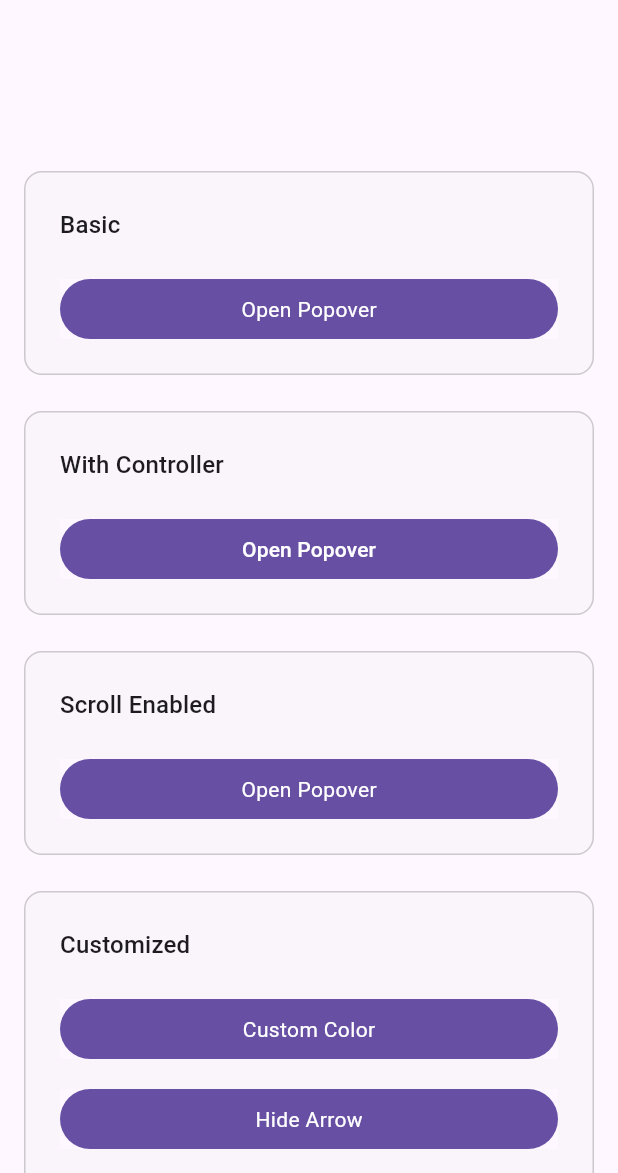
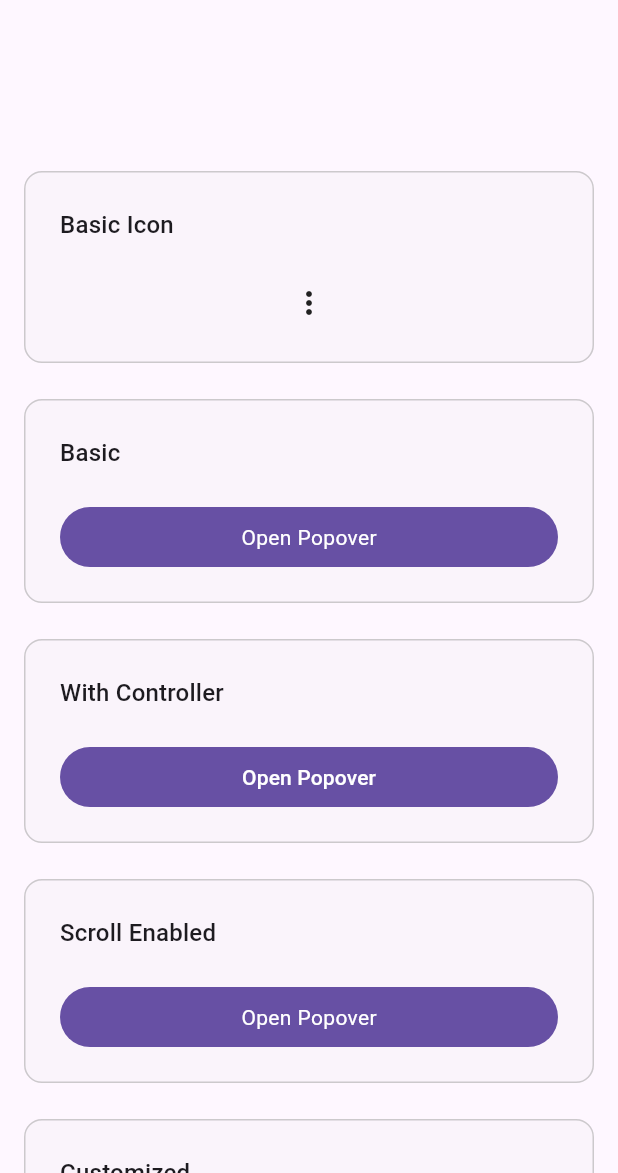
Before and after one commit to axnguyenit/easy-popover, a Flutter app: the screen it shows after launch, on a phone screen of 412 x 824 dp, the part 63-1236 px from its top. Run offline on Flutter 3.47's test engine with Material 3 defaults, Android fonts, the phone set to English and light mode, and no system bars.

```diff
--- a/example/lib/main.dart
+++ b/example/lib/main.dart
@@ -66,6 +66,11 @@ class _PopoverExampleScreenState extends State<PopoverExampleScreen> {
                         width: width < 900 ? width : width * 0.5 - spacing * 2,
                         child: const Column(
                           children: [
+                            BasicIconButtonPopover(),
+                            SizedBox(
+                              height: spacing,
+                              width: spacing,
+                            ),
                             BasicPopover(),
                             SizedBox(
                               height: spacing,
@@ -108,6 +113,69 @@ class _PopoverExampleScreenState extends State<PopoverExampleScreen> {
               ),
             ),
           ),
+        ),
+      ),
+    );
+  }
+}
+
+// ════════════════════════════════════════════
+// IconButton
+// ════════════════════════════════════════════
+
+class HoverColorWidget extends StatefulWidget {
+  final Widget child;
+
+  const HoverColorWidget({super.key, required this.child});
+
+  @override
+  State<HoverColorWidget> createState() => _HoverColorWidgetState();
+}
+
+class _HoverColorWidgetState extends State<HoverColorWidget> {
+  bool _isHovered = false;
+
+  @override
+  Widget build(BuildContext context) {
+    return MouseRegion(
+      onEnter: (_) => _onHover(true),
+      onExit: (_) => _onHover(false),
+      cursor: SystemMouseCursors.click,
+      child: ClipRRect(
+        borderRadius: BorderRadius.circular(100),
+        child: SizedBox(
+          width: 32,
+          height: 32,
+          child: ColoredBox(
+            color: _isHovered ? Colors.grey.shade300 : Colors.transparent,
+            child: widget.child,
+          ),
+        ),
+      ),
+    );
+  }
+
+  void _onHover(bool isHovered) {
+    setState(() {
+      _isHovered = isHovered;
+    });
+  }
+}
+
+class BasicIconButtonPopover extends StatelessWidget {
+  const BasicIconButtonPopover({super.key});
+
+  @override
+  Widget build(BuildContext context) {
+    return Block(
+      title: 'Basic Icon',
+      child: Center(
+        child: Popover(
+          context,
+          action: const HoverColorWidget(
+            child: Icon(Icons.more_vert_rounded),
+          ),
+          content: const PopoverContent(),
         ),
       ),
     );
--- a/lib/src/popover/popover.dart
+++ b/lib/src/popover/popover.dart
@@ -352,7 +352,6 @@ class _PopoverState extends State<Popover> with SingleTickerProviderStateMixin {
           _controller.close();
         }
       },
-      child: Material(
       child: MouseRegion(
         cursor: SystemMouseCursors.click,
         child: GestureDetector(
@@ -364,7 +363,6 @@ class _PopoverState extends State<Popover> with SingleTickerProviderStateMixin {
           ),
         ),
       ),
-      ),
     );
   }
 }
```
Lines whose indentation alone changed are shown as unchanged.
